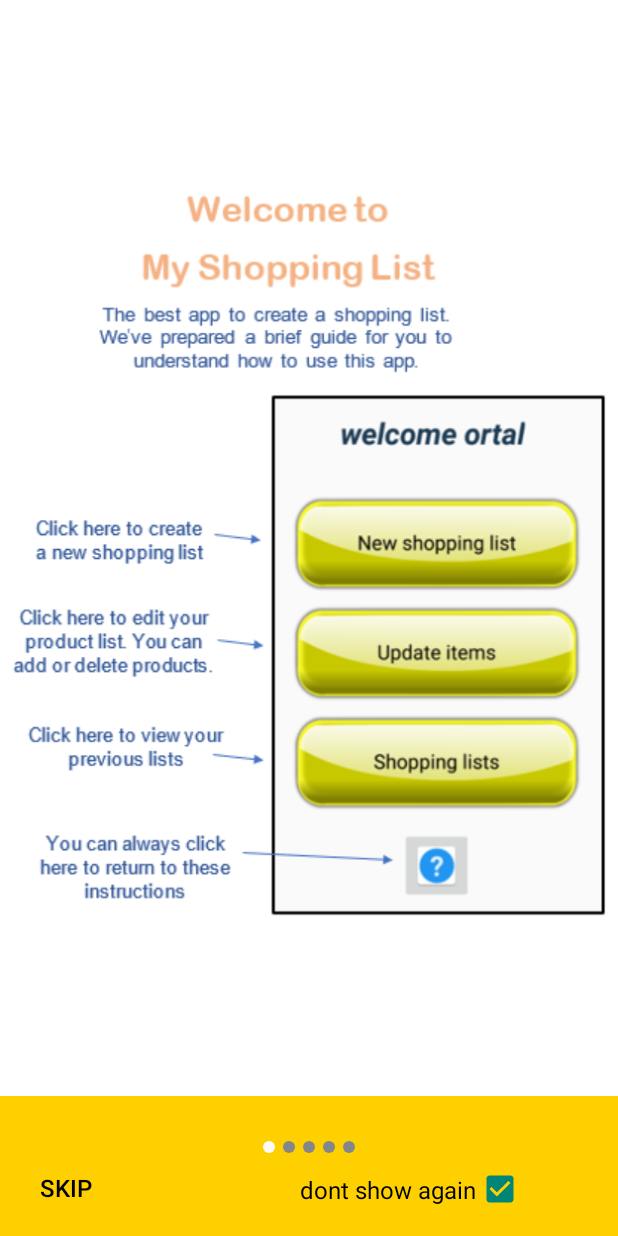
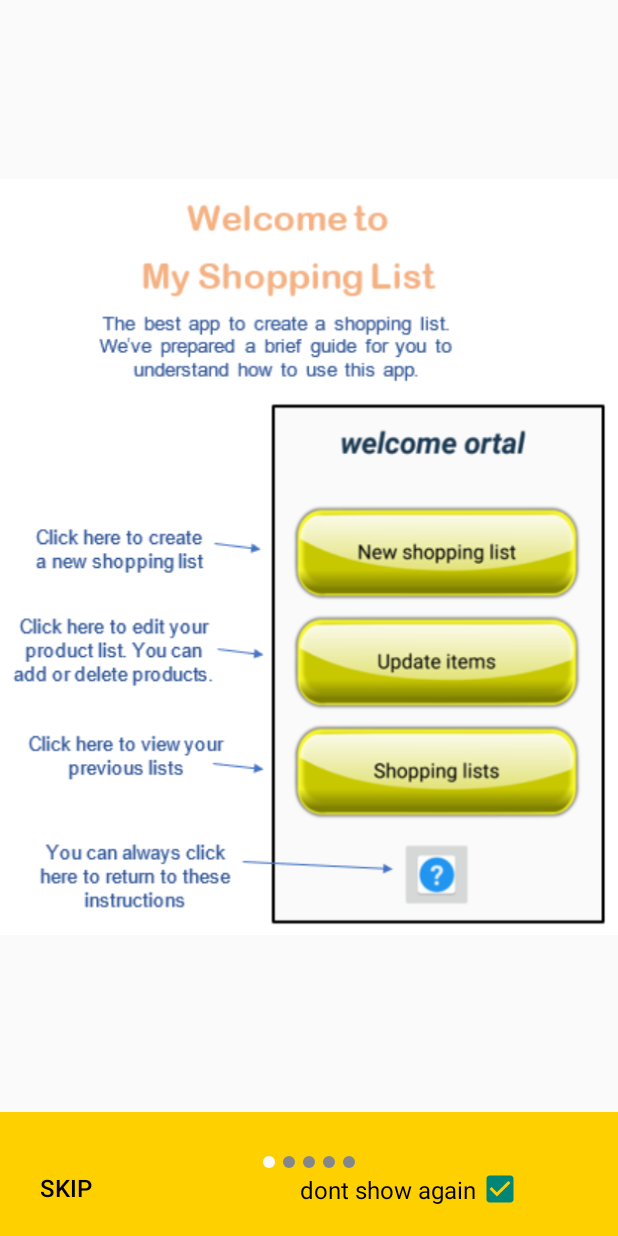
Before and after one commit to RoyiJourno/MyShoppingList, an Android app: the intro_welcome screen opened directly, with no data from a screen before it, on a phone screen of 412 x 824 dp. Run offline under Robolectric (Android 15) with nearby library versions, the phone set to English and light mode, and no system bars; our stand-ins replace Firebase (no records; nobody signed in at launch, a user with empty details on screens opened directly); 1 statement that could not run was skipped.

Commit message:
סידרתי את המדריך

```diff
--- a/app/src/main/res/layout/activity_intro_welcome.xml
+++ b/app/src/main/res/layout/activity_intro_welcome.xml
@@ -18,7 +18,7 @@
         android:layout_alignParentBottom="true"
         android:orientation="horizontal"
         android:gravity="center"
-        android:layout_marginBottom="55sp"
+        android:layout_marginBottom="45sp"
         >
 
     </LinearLayout>
--- a/app/src/main/res/layout/silde_show_1_1.xml
+++ b/app/src/main/res/layout/silde_show_1_1.xml
@@ -3,30 +3,28 @@
     xmlns:app="http://schemas.android.com/apk/res-auto"
     xmlns:tools="http://schemas.android.com/tools"
     android:layout_width="match_parent"
-    android:layout_height="match_parent">
+    android:layout_height="match_parent"
+    tools:layout_editor_absoluteY="25dp">
 
     <LinearLayout
         android:layout_width="match_parent"
         android:layout_height="match_parent"
-        android:orientation="vertical"
-        android:background="#ffffff"
-        android:weightSum="20">
-
+        android:weightSum="30"
+        android:orientation="vertical">
         <ImageView
             android:id="@+id/imageView4"
-            android:layout_width="match_parent"
-            android:layout_height="wrap_content"
-            android:layout_weight="15"
+            android:layout_width="wrap_content"
+            android:layout_height="0dp"
+            android:layout_marginTop="1dp"
+            android:layout_weight="27"
             android:contentDescription="@string/todo"
-            app:srcCompat="@drawable/welcomepage"
-            tools:layout_editor_absoluteX="0dp"
-            tools:layout_editor_absoluteY="29dp" />
+            app:srcCompat="@drawable/welcomepage" />
 
         <TextView
             android:id="@+id/textView9"
             android:layout_width="match_parent"
-            android:layout_height="wrap_content"
-            android:layout_weight="5"
+            android:layout_height="0dp"
+            android:layout_weight="3"
             android:background="#ffd000" />
     </LinearLayout>
 
```
Also changed, not shown: app/src/main/res/layout/slide_show_2.xml (+9 -15 lines), app/src/main/res/layout/slide_show_3.xml (+12 -12 lines), app/src/main/res/layout/slide_show_4.xml (+10 -14 lines), app/src/main/res/layout/slide_show_5.xml (+10 -12 lines).
